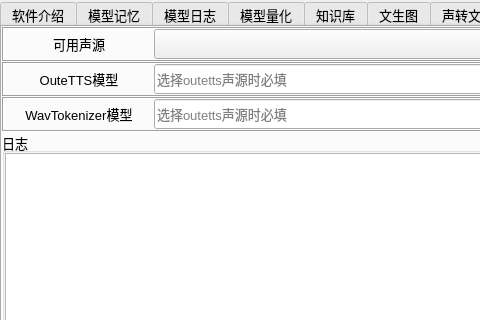
The window that ui/expend.ui (ylsdamxssjxxdd/eva) describes before a commit, drawn with Qt 5; both pictures show x 0 to 480 and y 0 to 320 of the 864 by 634 pixel window.
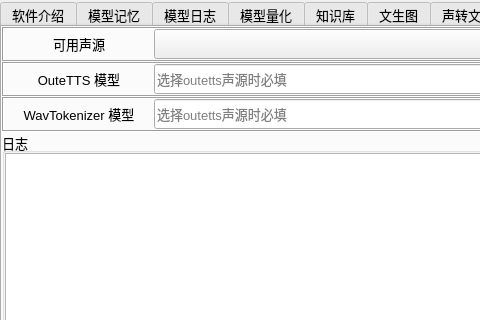
The same window after the commit. Custom widgets are drawn as their Qt base class.

Commit message: 更新en

What changed in the file:
```diff
--- a/ui/expend.ui
+++ b/ui/expend.ui
@@ -3671,7 +3671,7 @@
              <number>0</number>
             </property>
             <property name="text">
-             <string>OuteTTS模型</string>
+             <string>OuteTTS 模型</string>
             </property>
             <property name="alignment">
              <set>Qt::AlignCenter</set>
@@ -3776,7 +3776,7 @@
              <number>0</number>
             </property>
             <property name="text">
-             <string>WavTokenizer模型</string>
+             <string>WavTokenizer 模型</string>
             </property>
             <property name="alignment">
              <set>Qt::AlignCenter</set>
```
Left out of the diff: 12 changed lines with no effect on the pictures. The commit also changes 2 other files.
